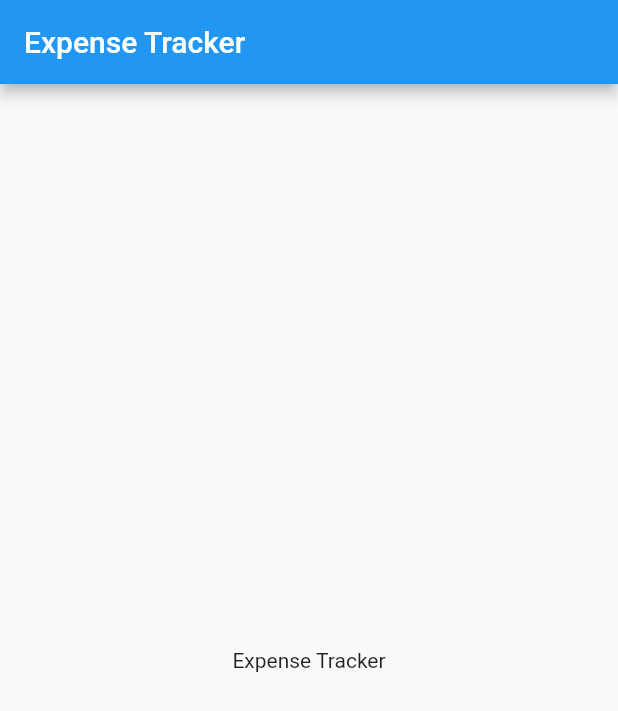
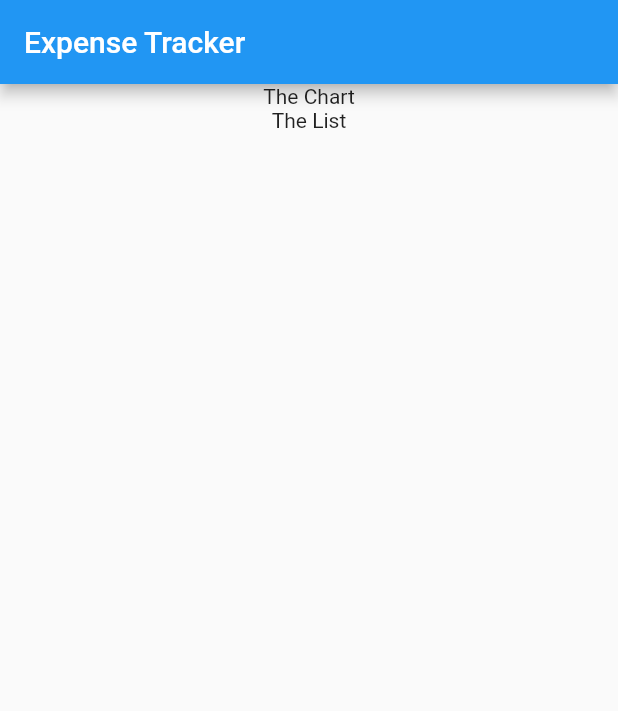
Before and after one commit to lbnmahs/expenser, a Flutter app: the screen it shows after launch, on a phone screen of 412 x 824 dp. Shown: the top 711 px of the screen. Run offline on Flutter 3.47's test engine with Material 2 defaults, Android fonts, the phone set to English and light mode, and no system bars.

Commit message:
Defining the different models

```diff
--- a/lib/expenses.dart
+++ b/lib/expenses.dart
@@ -17,7 +17,12 @@ class _Expense extends State<Expense>{
         title: Text('Expense Tracker'),
       ),
       body: const Center(
-        child: Text('Expense Tracker'),
+        child: Column(
+          children: [
+            Text('The Chart'),
+            Text('The List')
+          ],
+        ),
       ),
     );
   }
--- a/lib/main.dart
+++ b/lib/main.dart
@@ -4,6 +4,7 @@ import 'package:flutter/material.dart';
 void main() {
   runApp(
     const MaterialApp(
+
       home: Expense(),
     )
   );
--- a/lib/models/expense.dart
+++ b/lib/models/expense.dart
@@ -1,3 +1,35 @@
-class Expense{
+import 'package:flutter/material.dart';
+import 'package:uuid/uuid.dart';
+import 'package:intl/intl.dart';
 
+const uuid = Uuid();
+
+enum Category { food, leisure, work, travel }
+
+const categoryIcons = {
+  Category.food: Icons.food_bank_rounded,
+  Category.leisure: Icons.movie_filter_rounded,
+  Category.work: Icons.work_history_rounded,
+  Category.travel: Icons.travel_explore_rounded
+};
+
+final formatter = DateFormat.yMd();
+
+class Expense {
+  Expense({
+    required this.title,
+    required this.amount,
+    required this.date,
+    required this.category,
+  }) : id = uuid.v4();
+
+  final String id;
+  final String title;
+  final double amount;
+  final DateTime date;
+  final Category category;
+
+  String get formattedDate {
+    return formatter.format(date);
+  }
 }
```
